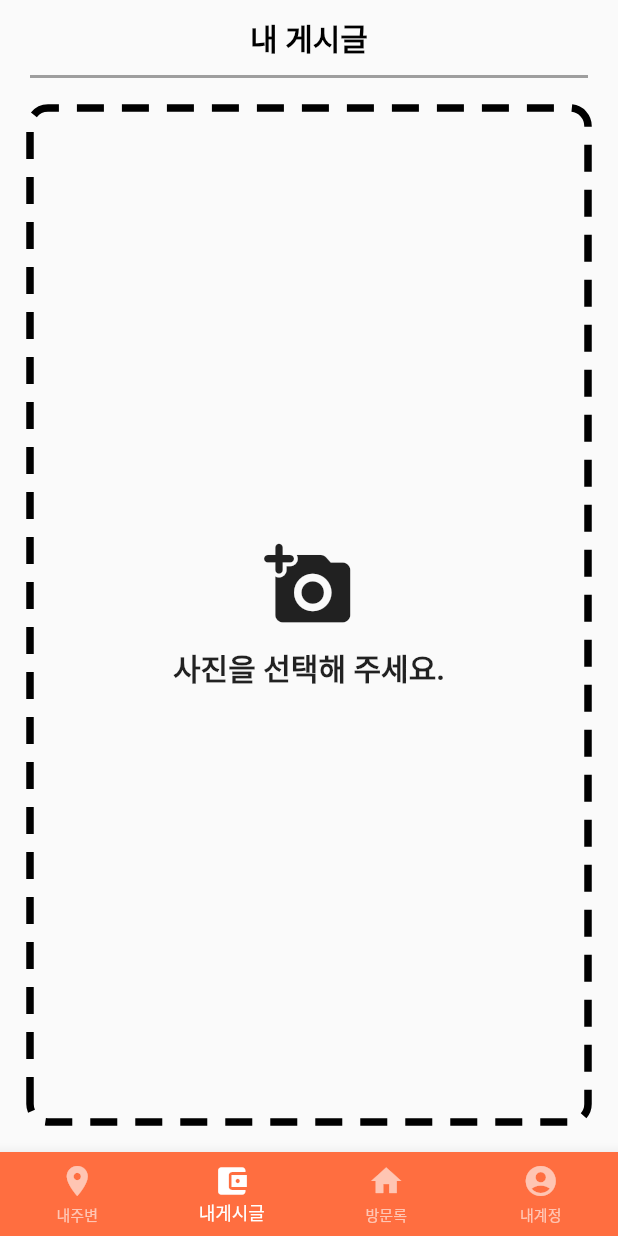
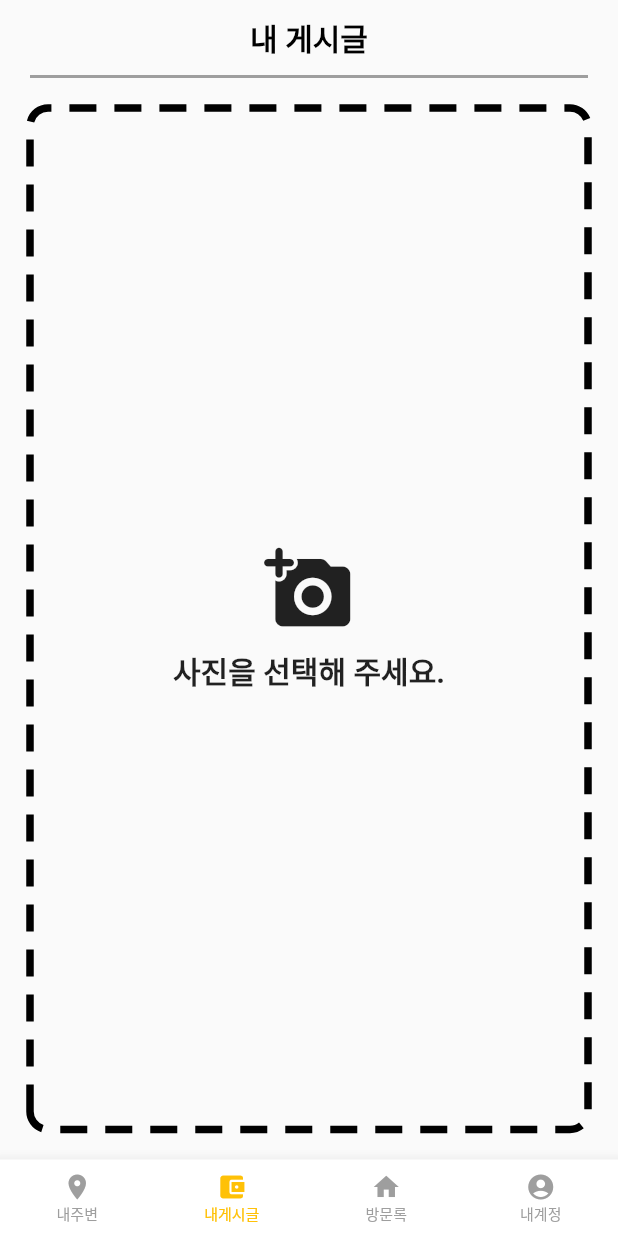
Before and after one commit to C0deWave/sixty_six, a Flutter app: the MainPage screen opened by its route, item 2 of the bottom bar chosen, on a phone screen of 412 x 824 dp. Run offline on Flutter 3.47's test engine with Material 2 defaults, Android fonts, the phone set to English and light mode, and no system bars; drawn by our look-alikes of dotted_border, loading_overlay; our stand-ins replace animated_text_kit, flutter_chat_bubble, flutter_image_slideshow, image_picker, location, pull_to_refresh and 1 more; missing offline and left inert: flutter_web_auth; accounts and stored records are empty; network calls fail.

Commit message:
BottomNavigationBar 디자인 수정

```diff
--- a/lib/Screen/main_nevigation_page.dart
+++ b/lib/Screen/main_nevigation_page.dart
@@ -18,26 +18,33 @@ class _MainPage extends State<MainPage> {
   ];
 
   int _selectedIndex = 0;
-  Color color = Colors.lightGreen;
+  Color color = Colors.white;
   @override
   Widget build(BuildContext context) {
-    return Scaffold(
-      bottomNavigationBar: BottomNavigationBar(
+    var MyBottomNavigationBar = BottomNavigationBar(
+      iconSize: 20,
       type: BottomNavigationBarType.fixed,
       backgroundColor: color,
-        selectedItemColor: Colors.white,
-        unselectedItemColor: Colors.white.withOpacity(.60),
-        selectedFontSize: 12,
+      selectedItemColor: Colors.amber,
+      unselectedItemColor: Colors.grey,
+      selectedFontSize: 10,
       unselectedFontSize: 10,
+      selectedLabelStyle: TextStyle(color: Colors.amber),
+      // 라벨을 전부 보이지 않게 한다.
+      // showSelectedLabels: false,
+      // showUnselectedLabels: false,
       currentIndex: _selectedIndex, //현재 선택된 Index
       onTap: (int index) {
         setState(() {
           _selectedIndex = index;
-            color = itemList[index].backgroundColor ?? Colors.grey;
         });
       },
       items: itemList,
-      ),
+    );
+
+    return Scaffold(
+      bottomNavigationBar: SizedBox(height: 51, child: MyBottomNavigationBar),
+      // bottomNavigationBar: MyBottomNavigationBar,
       body: Center(
         child: _widgetOptions.elementAt(_selectedIndex),
       ),
@@ -47,22 +54,22 @@ class _MainPage extends State<MainPage> {
   List<BottomNavigationBarItem> itemList = const [
     BottomNavigationBarItem(
       label: '내주변',
-      backgroundColor: Colors.lightGreen,
+      backgroundColor: Colors.white,
       icon: Icon(Icons.location_on),
     ),
     BottomNavigationBarItem(
       label: '내게시글',
-      backgroundColor: Colors.deepOrangeAccent,
+      backgroundColor: Colors.white,
       icon: Icon(Icons.account_balance_wallet),
     ),
     BottomNavigationBarItem(
       label: '방문록',
-      backgroundColor: Colors.purple,
+      backgroundColor: Colors.white,
       icon: Icon(Icons.home),
     ),
     BottomNavigationBarItem(
       label: '내계정',
-      backgroundColor: Colors.indigo,
+      backgroundColor: Colors.white,
       icon: Icon(Icons.account_circle),
     ),
   ];
```
Also changed, not shown: 1 other file. Lines whose indentation alone changed are shown as unchanged.
